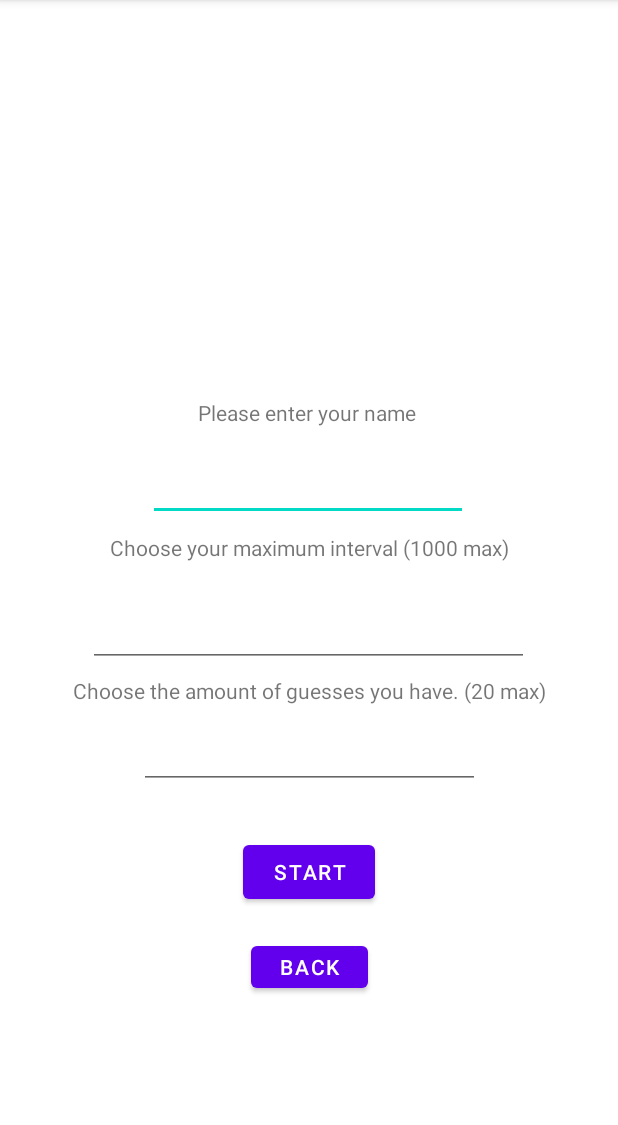
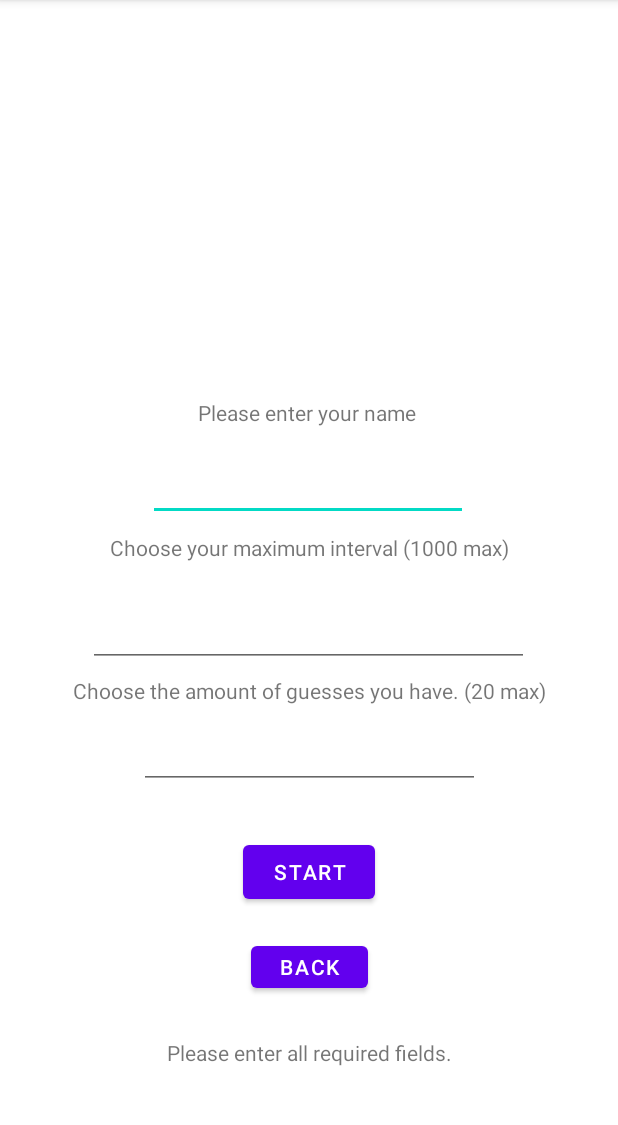
Before and after one commit to fozithebear/guessingGame, an Android app: the StartScreen screen opened directly, with no data from a screen before it, after a tap on "START", on a phone screen of 412 x 824 dp, the part 84-1209 px from its top. Run offline under Robolectric (Android 15) with nearby library versions, the phone set to English and light mode, and no system bars.

Commit message:
look yourself stupid #2

```diff
--- a/app/src/main/java/com/example/numakinator2/GameOn.java
+++ b/app/src/main/java/com/example/numakinator2/GameOn.java
@@ -74,7 +74,8 @@ public class GameOn extends AppCompatActivity {
     }
     public void buttonClicked(View v){
         EditText currentGuess = findViewById(R.id.currentGuess);
-        int inputGuess = Integer.parseInt(currentGuess.getText().toString());
+        String test = currentGuess.getText().toString();
+        int inputGuess = Integer.parseInt(test);
         if(inputGuess>number){
             hilo = "Guess too high.";
         } else if(inputGuess<number){
--- a/app/src/main/java/com/example/numakinator2/StartScreen.java
+++ b/app/src/main/java/com/example/numakinator2/StartScreen.java
@@ -4,20 +4,24 @@ import android.os.Bundle;
 import android.view.View;
 import android.widget.Button;
 import android.widget.EditText;
+import android.widget.TextView;
 
 import androidx.appcompat.app.AppCompatActivity;
+
+import org.w3c.dom.Text;
 
 public class StartScreen extends AppCompatActivity {
 
     Button nextActivity;
     Button prevActivity;
-    public EditText name;
-    public EditText guesses;
-    public EditText interval;
-    public EditText mssg;
+    EditText name;
+    EditText guesses;
+    EditText interval;
+    TextView mssg;
     String sendName;
     int sendGuesses;
     int sendInterval;
+    String message;
 
 
 
@@ -26,7 +30,7 @@ public class StartScreen extends AppCompatActivity {
         super.onCreate(savedInstanceState);
         setContentView(R.layout.activity_start_screen);
 
-        mssg = (EditText) findViewById(R.id.errorMssg);
+        mssg = findViewById(R.id.errorMssg);
         guesses = (EditText) findViewById(R.id.maxGuesses);
         interval = (EditText) findViewById(R.id.maxInterval);
         name = (EditText) findViewById(R.id.playerName);
@@ -34,11 +38,17 @@ public class StartScreen extends AppCompatActivity {
         nextActivity = (Button) findViewById(R.id.startGame);
         prevActivity = (Button) findViewById(R.id.backButton);
 
+        message = "Please enter all required fields.";
+
         nextActivity.setOnClickListener(new View.OnClickListener() {
             @Override
             public void onClick(View view) {
                 Intent intent = new Intent(StartScreen.this, GameOn.class);
 
+                if(guesses.getText().toString().isEmpty()|| interval.getText().toString().isEmpty()|| name.getText().toString().isEmpty()){
+                    mssg.setText(message);
+                }
+                else{
                     sendName = name.getText().toString();
                     sendGuesses = Integer.parseInt(guesses.getText().toString());
                     sendInterval = Integer.parseInt(interval.getText().toString());
@@ -48,13 +58,10 @@ public class StartScreen extends AppCompatActivity {
                     intent.putExtra("Guesses",sendGuesses);
                     intent.putExtra("Interval", sendInterval);
 
-                if(guesses.getText().length()==0|| interval.getText().length()==0|| name.getText().length()==0){
-                    mssg.setText("Please enter all required fields.");
-                }
-                else{
                     startActivity(intent);
                     finish();
                 }
+
             }
         });
 
--- a/app/src/main/res/layout/activity_start_screen.xml
+++ b/app/src/main/res/layout/activity_start_screen.xml
@@ -2,7 +2,7 @@
 <androidx.constraintlayout.widget.ConstraintLayout xmlns:android="http://schemas.android.com/apk/res/android"
     xmlns:app="http://schemas.android.com/apk/res-auto"
     xmlns:tools="http://schemas.android.com/tools"
-    android:id="@+id/errorMssg"
+    android:id="@+id/background"
     android:layout_width="match_parent"
     android:layout_height="match_parent"
     tools:context=".StartScreen">
@@ -116,9 +116,10 @@
         app:layout_constraintVertical_bias="0.01999998" />
 
     <TextView
-        android:id="@+id/textView3"
+        android:id="@+id/errorMssg"
         android:layout_width="215dp"
         android:layout_height="49dp"
+        android:textAlignment="center"
         app:layout_constraintBottom_toBottomOf="parent"
         app:layout_constraintEnd_toEndOf="parent"
         app:layout_constraintStart_toStartOf="parent"
```
Lines whose indentation alone changed are shown as unchanged.
